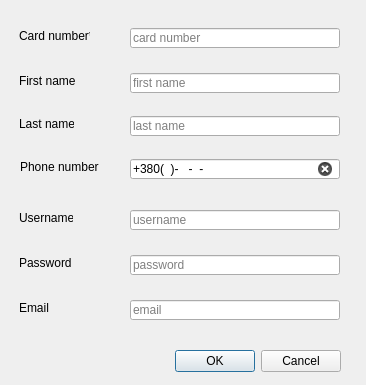
The window that ui/add_user.ui (TarasRudnyk/Students_health_records) describes before a commit, drawn with Qt 5.
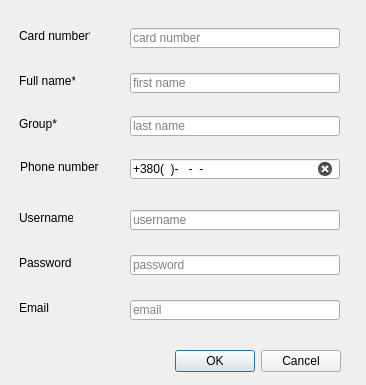
The same window after the commit. Icons and pictures are not drawn.

Commit message: Changed line edit in add_user ui.

The edit to the form file:
```diff
--- a/ui/add_user.ui
+++ b/ui/add_user.ui
@@ -74,7 +74,7 @@
     </rect>
    </property>
    <property name="text">
-    <string>First name*</string>
+    <string>Full name*</string>
    </property>
   </widget>
   <widget class="QLineEdit" name="first_name_lineEdit">
@@ -106,7 +106,7 @@
     </rect>
    </property>
    <property name="text">
-    <string>Last name*</string>
+    <string>Group*</string>
    </property>
   </widget>
   <widget class="QLineEdit" name="last_name_lineEdit">
```
Left out of the diff: 24 changed lines with no effect on the pictures. The commit also changes 3 other files.
